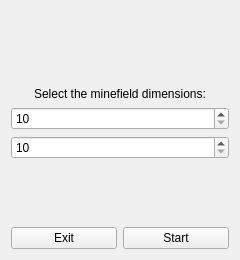
First picture: the form in startwindow.ui, repository HbotondS/Minesweaper, before the edit.
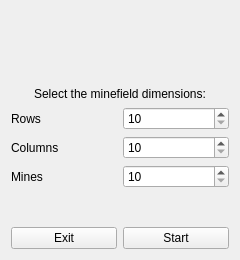
Second picture: the form after the edit.

Commit message:
fix costume layout
todo: solve the bug when the user want to start a new game and it crash

What changed in the file:
```diff
--- a/startwindow.ui
+++ b/startwindow.ui
@@ -41,18 +41,50 @@
     </widget>
    </item>
    <item>
-    <widget class="QSpinBox" name="xSpin">
-     <property name="minimum">
-      <number>10</number>
-     </property>
-    </widget>
-   </item>
-   <item>
-    <widget class="QSpinBox" name="ySpin">
-     <property name="minimum">
-      <number>10</number>
-     </property>
-    </widget>
+    <layout class="QGridLayout" name="gridLayout_2">
+     <item row="1" column="1">
+      <widget class="QSpinBox" name="ySpin">
+       <property name="minimum">
+        <number>10</number>
+       </property>
+      </widget>
+     </item>
+     <item row="1" column="0">
+      <widget class="QLabel" name="label_3">
+       <property name="text">
+        <string>Columns</string>
+       </property>
+      </widget>
+     </item>
+     <item row="0" column="1">
+      <widget class="QSpinBox" name="xSpin">
+       <property name="minimum">
+        <number>10</number>
+       </property>
+      </widget>
+     </item>
+     <item row="0" column="0">
+      <widget class="QLabel" name="label_2">
+       <property name="text">
+        <string>Rows</string>
+       </property>
+      </widget>
+     </item>
+     <item row="2" column="0">
+      <widget class="QLabel" name="label_4">
+       <property name="text">
+        <string>Mines</string>
+       </property>
+      </widget>
+     </item>
+     <item row="2" column="1">
+      <widget class="QSpinBox" name="spinBox">
+       <property name="minimum">
+        <number>10</number>
+       </property>
+      </widget>
+     </item>
+    </layout>
    </item>
    <item>
     <spacer name="verticalSpacer_2">
@@ -61,8 +93,8 @@
      </property>
      <property name="sizeHint" stdset="0">
       <size>
-       <width>20</width>
-       <height>40</height>
+       <width>17</width>
+       <height>23</height>
       </size>
      </property>
     </spacer>
```
The commit also changes 2 other files.
